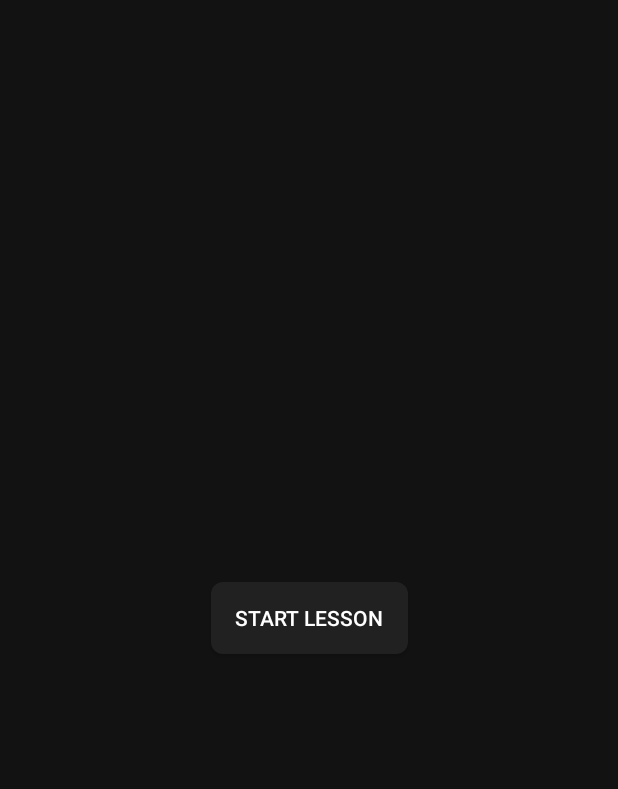
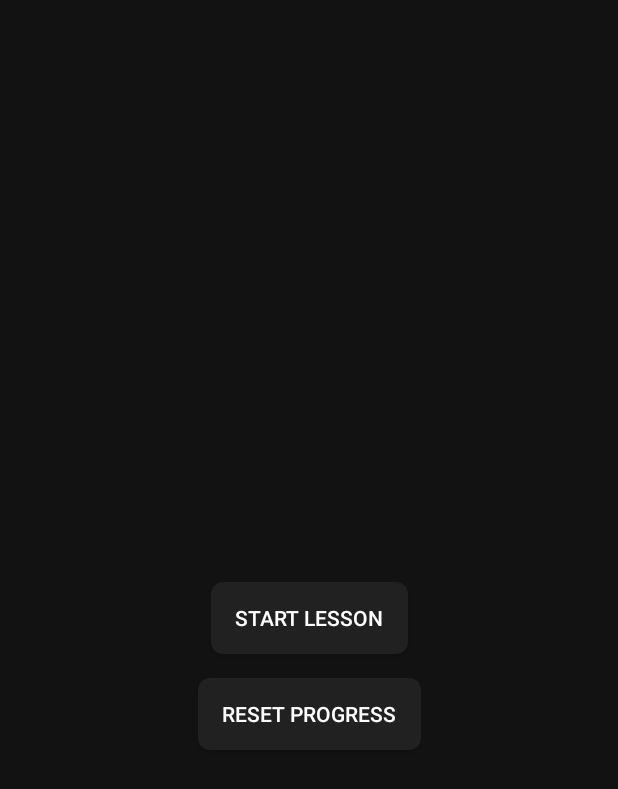
Before and after one commit to smooth-crescendo/SignLanguage, an Android app: the screen it shows after launch (MainActivity), on a phone screen of 412 x 824 dp. Shown: the top 789 px of the screen. Run offline under Robolectric (Android 15) with nearby library versions, the phone set to English and light mode, and no system bars; our stand-ins replace data binding.

Commit message:
Add button to reset progress

```diff
--- a/app/src/main/java/com/android/signlanguage/ui/main/MainFragment.kt
+++ b/app/src/main/java/com/android/signlanguage/ui/main/MainFragment.kt
@@ -6,9 +6,11 @@ import androidx.fragment.app.Fragment
 import android.view.LayoutInflater
 import android.view.View
 import android.view.ViewGroup
+import android.widget.Toast
 import androidx.navigation.fragment.findNavController
 import com.android.signlanguage.R
 import com.android.signlanguage.databinding.FragmentMainBinding
+import com.android.signlanguage.model.skill.UserSkill
 
 class MainFragment : Fragment() {
 
@@ -32,7 +34,8 @@ class MainFragment : Fragment() {
     ): View? {
         val binding = FragmentMainBinding.inflate(inflater, container, false)
 
-        _viewModel = ViewModelProvider(this).get(MainViewModel::class.java)
+        val factory = MainViewModelFactory(UserSkill.getInstance(requireContext()))
+        _viewModel = ViewModelProvider(this, factory).get(MainViewModel::class.java)
 
         binding.lifecycleOwner = this
         binding.viewModel = _viewModel
@@ -41,6 +44,11 @@ class MainFragment : Fragment() {
             findNavController().navigate(R.id.action_mainFragment_to_lessonFragment)
         }
 
+        _viewModel.progressReset = {
+            UserSkill.save(requireContext())
+            Toast.makeText(context, "Progress has been reset", Toast.LENGTH_SHORT).show()
+        }
+
         return binding.root
     }
 }
--- a/app/src/main/java/com/android/signlanguage/ui/main/MainViewModel.kt
+++ b/app/src/main/java/com/android/signlanguage/ui/main/MainViewModel.kt
@@ -1,11 +1,25 @@
 package com.android.signlanguage.ui.main
 
 import androidx.lifecycle.ViewModel
+import androidx.lifecycle.ViewModelProvider
+import com.android.signlanguage.model.skill.UserSkill
 
-class MainViewModel : ViewModel() {
+class MainViewModel(val userSkill: UserSkill) : ViewModel() {
     var lessonStarted: (() -> Unit)? = null
+    var progressReset: (() -> Unit)? = null
 
     fun startLesson() {
         lessonStarted?.invoke()
     }
+
+    fun resetProgress() {
+        userSkill.languages.clear()
+        progressReset?.invoke()
+    }
 }
+
+class MainViewModelFactory(val userSkill: UserSkill) : ViewModelProvider.Factory {
+    override fun <T : ViewModel?> create(modelClass: Class<T>): T {
+        return MainViewModel(userSkill) as T
+    }
+}
--- a/app/src/main/res/layout/fragment_main.xml
+++ b/app/src/main/res/layout/fragment_main.xml
@@ -16,6 +16,7 @@
         tools:context=".ui.main.MainFragment">
 
         <androidx.appcompat.widget.AppCompatButton
+            android:id="@+id/appCompatButton"
             android:layout_width="wrap_content"
             android:layout_height="wrap_content"
             android:layout_margin="16dp"
@@ -28,5 +29,17 @@
             app:layout_constraintStart_toStartOf="parent"
             app:layout_constraintTop_toTopOf="parent" />
 
+        <androidx.appcompat.widget.AppCompatButton
+            android:layout_width="wrap_content"
+            android:layout_height="wrap_content"
+            android:layout_margin="16dp"
+            android:background="@drawable/answer_button"
+            android:paddingHorizontal="16dp"
+            android:text="Reset progress"
+            android:onClick="@{() -> viewModel.resetProgress()}"
+            app:layout_constraintEnd_toEndOf="parent"
+            app:layout_constraintStart_toStartOf="parent"
+            app:layout_constraintTop_toBottomOf="@+id/appCompatButton" />
+
     </androidx.constraintlayout.widget.ConstraintLayout>
 </layout>
```
